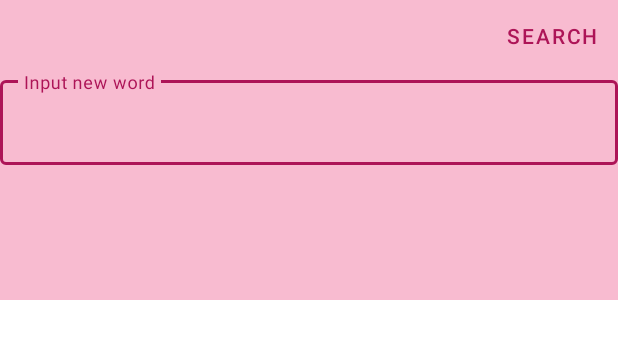
After one commit to Galyminsky/AndroidPRORelease, an Android app: the layout fragment_search_input.xml on its own in the app's theme, with its tools: preview values and no code run, on a phone screen of 412 x 824 dp. The commit adds this screen. Shown: the top 339 px of the screen. Run offline under Robolectric (Android 15) with nearby library versions, the phone set to English and light mode, and no system bars.

Commit message:
hw1: add input dialog and main presenter

```diff
--- a/app/build.gradle
+++ b/app/build.gradle
@@ -39,6 +39,7 @@ dependencies {
 
     //kotlin
     implementation 'androidx.core:core-ktx:1.7.0'
+    implementation 'com.github.kirich1409:viewbindingpropertydelegate-noreflection:1.5.2'
 
     //android
     implementation 'androidx.appcompat:appcompat:1.4.0'
--- /dev/null
+++ b/app/src/main/res/layout/fragment_search_input.xml
@@ -0,0 +1,32 @@
+<?xml version="1.0" encoding="utf-8"?>
+<LinearLayout xmlns:android="http://schemas.android.com/apk/res/android"
+    xmlns:app="http://schemas.android.com/apk/res-auto"
+    android:id="@+id/search_input_root_layout"
+    android:layout_width="match_parent"
+    android:layout_height="@dimen/search_input_fragment_height"
+    android:background="@color/pink_800_light"
+    android:orientation="vertical">
+
+    <com.google.android.material.button.MaterialButton
+        android:id="@+id/search_button"
+        android:layout_width="wrap_content"
+        android:layout_height="wrap_content"
+        style="@style/Widget.MaterialComponents.Button.TextButton"
+        android:text="@string/search_button_text"
+        android:layout_gravity="end"/>
+
+    <com.google.android.material.textfield.TextInputLayout
+        android:id="@+id/search_input_layout"
+        android:layout_width="match_parent"
+        android:layout_height="wrap_content"
+        android:hint="@string/search_input_layout_hint"
+        app:endIconMode="clear_text"
+        style="@style/Widget.MaterialComponents.TextInputLayout.OutlinedBox">
+
+        <com.google.android.material.textfield.TextInputEditText
+            android:id="@+id/search_input_edit_text"
+            android:layout_width="match_parent"
+            android:layout_height="wrap_content" />
+    </com.google.android.material.textfield.TextInputLayout>
+
+</LinearLayout>
--- a/app/src/main/res/values/colors.xml
+++ b/app/src/main/res/values/colors.xml
@@ -11,6 +11,8 @@
     //themes
     <color name="pink_800">#ad1457</color>
     <color name="pink_800_dark">#78002e</color>
+    <color name="pink_800_light">#F8BBD0</color>
     <color name="green_800">#2e7d32</color>
     <color name="green_800_dark">#005005</color>
+    <color name="green_800_light">#60ad5e</color>
 </resources>
--- a/app/src/main/res/values/dimens.xml
+++ b/app/src/main/res/values/dimens.xml
@@ -1,4 +1,5 @@
 <?xml version="1.0" encoding="utf-8"?>
 <resources>
     <dimen name="search_fab_margin">30dp</dimen>
+    <dimen name="search_input_fragment_height">200dp</dimen>
 </resources>
--- a/app/src/main/res/values/strings.xml
+++ b/app/src/main/res/values/strings.xml
@@ -1,3 +1,6 @@
 <resources>
-    <string name="app_name">LightDictionary</string>
+    <string name="app_name">Light Dictionary</string>
+
+    <string name="search_button_text">Search</string>
+    <string name="search_input_layout_hint">Input new word</string>
 </resources>
```
Also changed, not shown: app/src/main/java/com/example/lightdictionary/presenter/MainController.kt (added, +13 -0 lines), app/src/main/java/com/example/lightdictionary/presenter/MainPresenter.kt (added, +21 -0 lines), app/src/main/java/com/example/lightdictionary/ui/MainActivity.kt (+30 -1 lines), app/src/main/java/com/example/lightdictionary/ui/SearchInputFragment.kt (added, +49 -0 lines).
